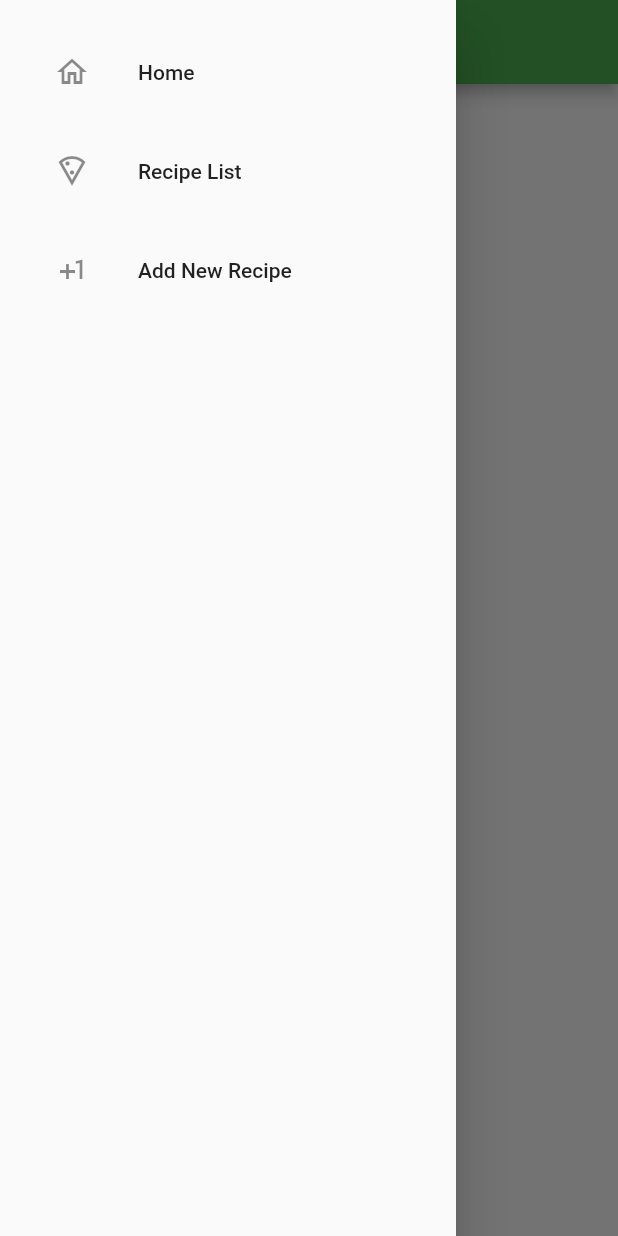
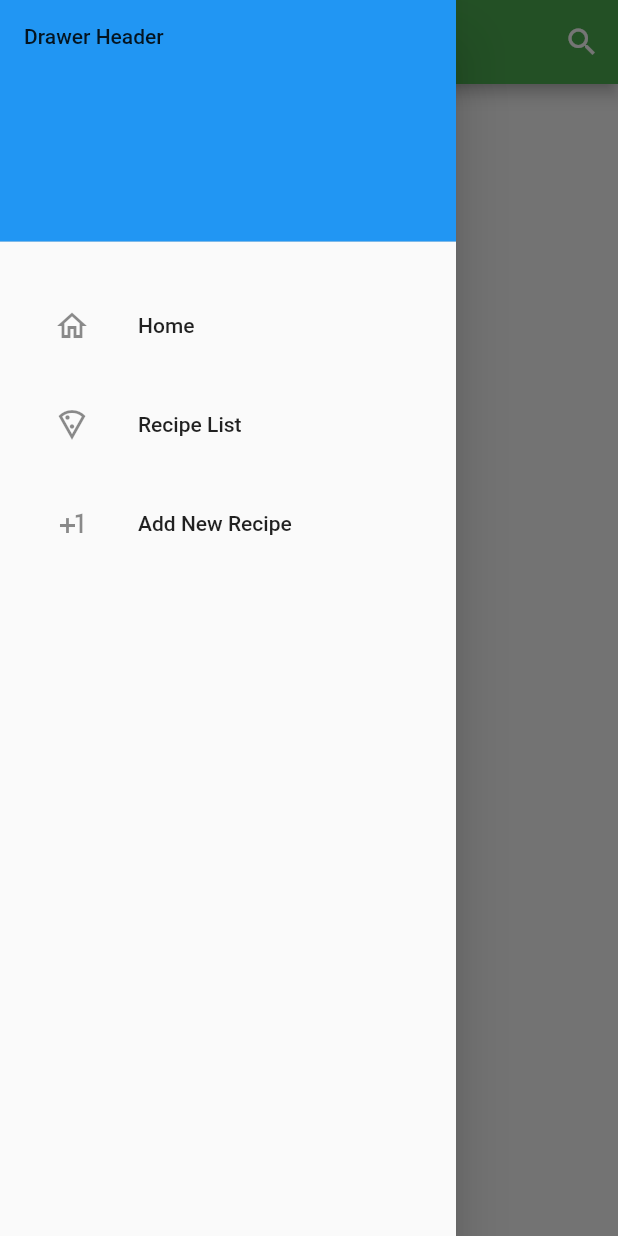
Before and after one commit to ChrisRecio/Recipe-App, a Flutter app: the ViewRecipeList screen opened directly, with the side drawer open, on a phone screen of 412 x 824 dp. Run offline on Flutter 3.47's test engine with Material 2 defaults, Android fonts, the phone set to English and light mode, and no system bars; our stand-ins replace image_picker, sqflite; accounts and stored records are empty.

Commit message:
Ui changes

```diff
--- a/lib/pages/view_recipe_list.dart
+++ b/lib/pages/view_recipe_list.dart
@@ -20,7 +20,6 @@ class ViewRecipeListState extends State<ViewRecipeList> {
   bool _isLoading = true;
   void _refreshRecipeList() async {
     final data = await RecipeProvider.getAllRecipes();
-    print(data);
     setState(() {
       _recipeList = data;
       _isLoading = false;
@@ -36,7 +35,20 @@ class ViewRecipeListState extends State<ViewRecipeList> {
   @override
   Widget build(BuildContext context) {
     return Scaffold(
-        appBar: AppBar(title: const Text('Recipe List')),
+        appBar: AppBar(title: const Text('Recipe List'), actions: [
+          IconButton(
+            onPressed: () {
+              // method to show the search bar
+/*              showSearch(
+                  context: context,
+                  // delegate to customize the search bar
+                  delegate: );*/
+
+              print(context);
+            },
+            icon: const Icon(Icons.search),
+          )
+        ]),
         drawer: const NavigationDrawer(),
         body: _isLoading
             ? const Center(child: CircularProgressIndicator())
--- a/lib/widgets/navigation_drawer.dart
+++ b/lib/widgets/navigation_drawer.dart
@@ -20,7 +20,12 @@ class NavigationDrawer extends StatelessWidget {
         ),
       );
 
-  Widget buildHeader(BuildContext context) => Container();
+  Widget buildHeader(BuildContext context) => const DrawerHeader(
+        decoration: BoxDecoration(
+          color: Colors.blue,
+        ),
+        child: Text('Drawer Header'),
+      );
 
   Widget buildMenuItems(BuildContext context) => Container(
         padding: const EdgeInsets.all(20),
@@ -31,22 +36,17 @@ class NavigationDrawer extends StatelessWidget {
             ListTile(
               leading: const Icon(Icons.home_outlined),
               title: const Text('Home'),
-              onTap: () => Navigator.of(context).pushReplacement(
-                  MaterialPageRoute(
-                      builder: (context) => HomePage(title: 'Recipe List'))),
+              onTap: () => Navigator.of(context).pushReplacement(MaterialPageRoute(builder: (context) => HomePage(title: 'Recipe List'))),
             ),
             ListTile(
               leading: const Icon(Icons.local_pizza_outlined),
               title: const Text('Recipe List'),
-              onTap: () => Navigator.of(context).pushReplacement(
-                  MaterialPageRoute(
-                      builder: (context) => const ViewRecipeList())),
+              onTap: () => Navigator.of(context).pushReplacement(MaterialPageRoute(builder: (context) => const ViewRecipeList())),
             ),
             ListTile(
               leading: const Icon(Icons.plus_one_outlined),
               title: const Text('Add New Recipe'),
-              onTap: () => Navigator.of(context).pushReplacement(
-                  MaterialPageRoute(builder: (context) => const AddRecipe())),
+              onTap: () => Navigator.of(context).pushReplacement(MaterialPageRoute(builder: (context) => const AddRecipe())),
             ),
           ],
         ),
```
Also changed, not shown: lib/pages/view_recipe.dart (+61 -16 lines).
